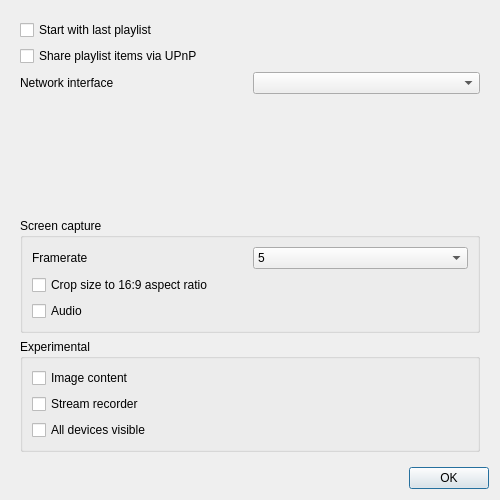
Old version of the form desktop/src/settingsdialog.ui in the repository mkiol/Jupii.
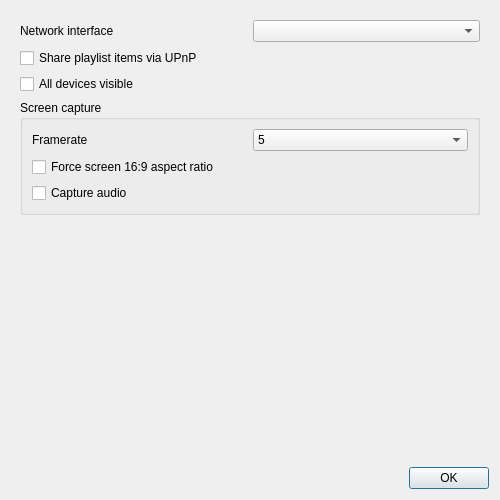
New version of the form.

Diff of the .ui file:
```diff
--- a/desktop/src/settingsdialog.ui
+++ b/desktop/src/settingsdialog.ui
@@ -17,29 +17,6 @@
    <item>
     <widget class="QWidget" name="widget" native="true">
      <layout class="QVBoxLayout" name="verticalLayout_2">
-      <item>
-       <widget class="QCheckBox" name="lastPlaylistCheckBox">
-        <property name="toolTip">
-         <string>When Jupii connects to a device, the last playlist will be automatically loaded.</string>
-        </property>
-        <property name="whatsThis">
-         <string>When Jupii connects to a device, the last playlist will be automatically loaded.</string>
-        </property>
-        <property name="text">
-         <string>Start with last playlist</string>
-        </property>
-        <property name="tristate">
-         <bool>false</bool>
-        </property>
-       </widget>
-      </item>
-      <item>
-       <widget class="QCheckBox" name="contentDirCheckBox">
-        <property name="text">
-         <string>Share playlist items via UPnP</string>
-        </property>
-       </widget>
-      </item>
       <item>
        <layout class="QHBoxLayout" name="netInfsLayout">
         <item>
@@ -55,17 +32,21 @@
        </layout>
       </item>
       <item>
-       <spacer name="verticalSpacer">
-        <property name="orientation">
-         <enum>Qt::Vertical</enum>
+       <widget class="QCheckBox" name="contentDirCheckBox">
+        <property name="text">
+         <string>Share playlist items via UPnP</string>
         </property>
-        <property name="sizeHint" stdset="0">
-         <size>
-          <width>20</width>
-          <height>40</height>
-         </size>
+       </widget>
+      </item>
+      <item>
+       <widget class="QCheckBox" name="allDevicesCheckBox">
+        <property name="enabled">
+         <bool>true</bool>
         </property>
-       </spacer>
+        <property name="text">
+         <string>All devices visible</string>
+        </property>
+       </widget>
       </item>
       <item>
        <widget class="QGroupBox" name="groupBox_2">
@@ -106,53 +87,14 @@
          <item>
           <widget class="QCheckBox" name="cropCheckBox">
            <property name="text">
-            <string>Crop size to 16:9 aspect ratio</string>
+            <string>Force screen 16:9 aspect ratio</string>
            </property>
           </widget>
          </item>
          <item>
           <widget class="QCheckBox" name="screenAudioCheckBox">
            <property name="text">
-            <string>Audio</string>
-           </property>
-          </widget>
-         </item>
-        </layout>
-       </widget>
-      </item>
-      <item>
-       <widget class="QGroupBox" name="groupBox">
-        <property name="title">
-         <string>Experimental</string>
-        </property>
-        <layout class="QVBoxLayout" name="verticalLayout_3">
-         <item>
-          <widget class="QCheckBox" name="imageCheckBox">
-           <property name="toolTip">
-            <string/>
-           </property>
-           <property name="whatsThis">
-            <string/>
-           </property>
-           <property name="text">
-            <string>Image content</string>
-           </property>
-          </widget>
-         </item>
-         <item>
-          <widget class="QCheckBox" name="recCheckBox">
-           <property name="text">
-            <string>Stream recorder</string>
-           </property>
-          </widget>
-         </item>
-         <item>
-          <widget class="QCheckBox" name="allDevicesCheckBox">
-           <property name="enabled">
-            <bool>true</bool>
-           </property>
-           <property name="text">
-            <string>All devices visible</string>
+            <string>Capture audio</string>
            </property>
           </widget>
          </item>
@@ -162,6 +104,19 @@
      </layout>
     </widget>
    </item>
+   <item>
+    <spacer name="verticalSpacer">
+     <property name="orientation">
+      <enum>Qt::Vertical</enum>
+     </property>
+     <property name="sizeHint" stdset="0">
+      <size>
+       <width>20</width>
+       <height>40</height>
+      </size>
+     </property>
+    </spacer>
+   </item>
    <item>
     <widget class="QDialogButtonBox" name="buttonBox">
      <property name="orientation">
```
